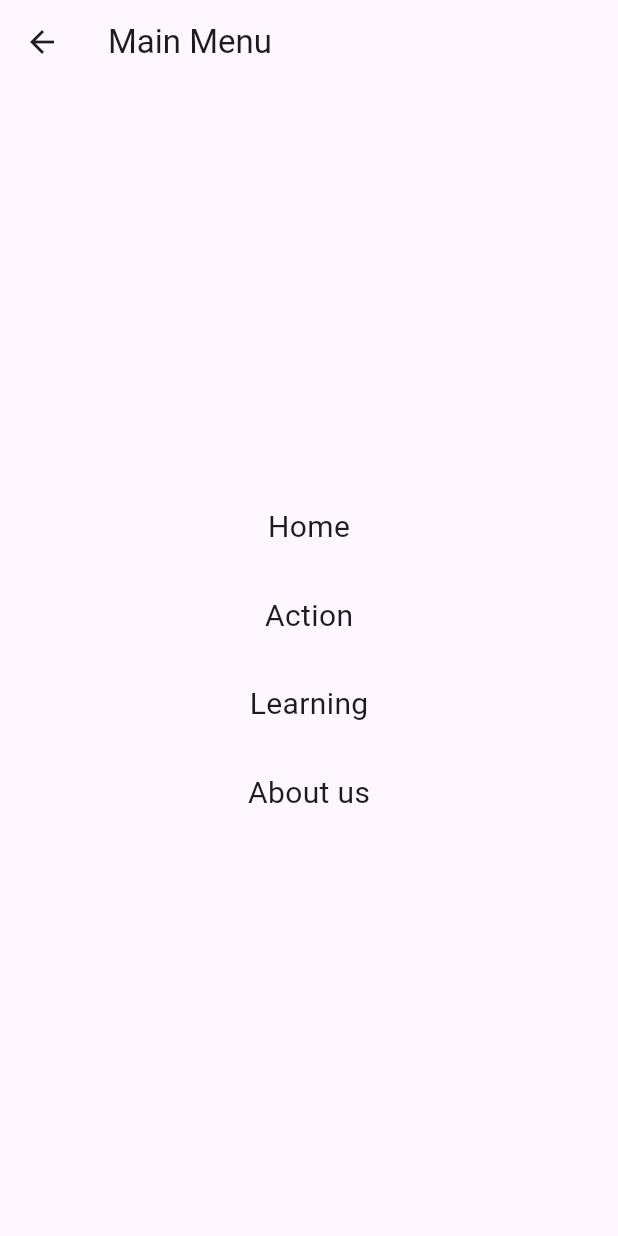
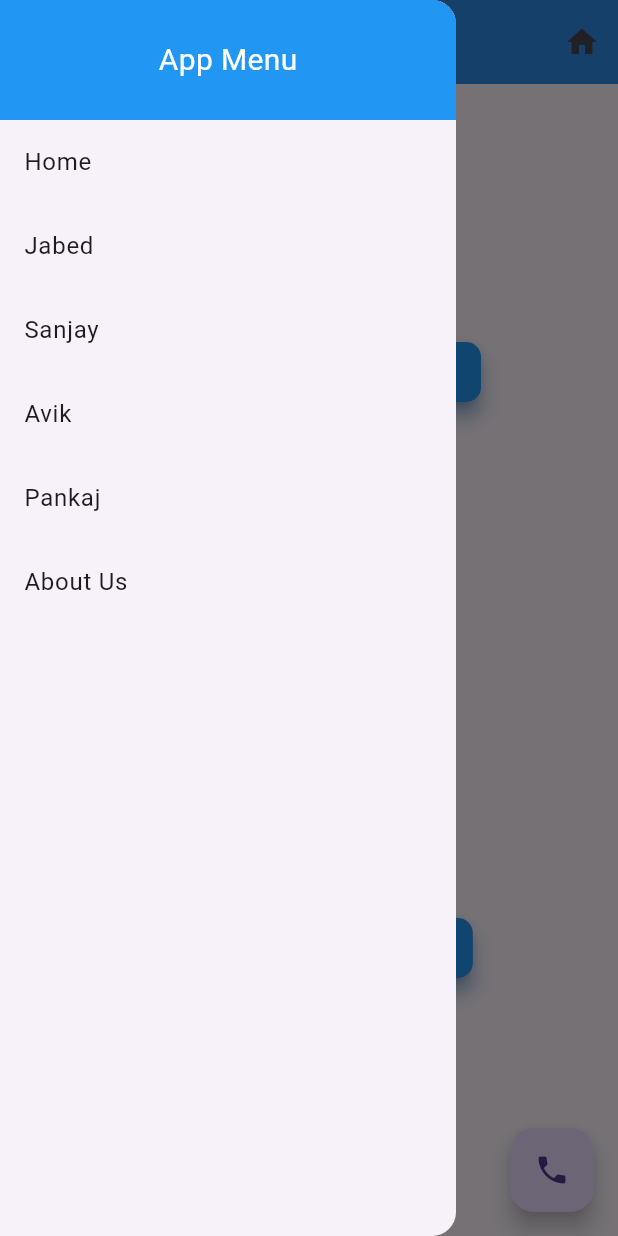
Before and after one commit to sanjayTheHackBoy/hands_on_flutter, a Flutter app: the screen it shows after launch, with the side drawer open (before the commit the screen has no drawer), on a phone screen of 412 x 824 dp. Run offline on Flutter 3.47's test engine with Material 3 defaults, Android fonts, the light colour scheme and no system bars.

Commit message:
GramSobha OnStartUp Implemented

```diff
--- a/app_demo/lib/main.dart
+++ b/app_demo/lib/main.dart
@@ -1,37 +1,46 @@
-import 'dart:async';
+// ignore_for_file: library_private_types_in_public_api
+
 import 'package:flutter/material.dart';
 
-void main() {
-  runApp(MyApp());
-}
+void main() => runApp(const MyApp());
 
 class MyApp extends StatelessWidget {
+  const MyApp({super.key});
+
   @override
   Widget build(BuildContext context) {
     return MaterialApp(
-      title: 'Flutter Welcome',
+      debugShowCheckedModeBanner: false,
+      title: 'Flutter App',
       theme: ThemeData(
-        primarySwatch: Colors.blue,
+        primarySwatch: Colors.green,
       ),
-      home: WelcomePage(),
+      home: const SplashScreen(),
+      routes: {
+        '/home': (context) => const HomePage(),
+        '/about': (context) => const AboutUsPage(),
+        '/jabed': (context) => const ContentPage('You Love Jabed'),
+        '/sanjay': (context) => const ContentPage('You Love Sanjay'),
+        '/avik': (context) => const ContentPage('You Love Avik'),
+        '/pankaj': (context) => const ContentPage('You Love Pankaj'),
+      },
     );
   }
 }
 
-class WelcomePage extends StatefulWidget {
+class SplashScreen extends StatefulWidget {
+  const SplashScreen({super.key});
+
   @override
-  _WelcomePageState createState() => _WelcomePageState();
+  _SplashScreenState createState() => _SplashScreenState();
 }
 
-class _WelcomePageState extends State<WelcomePage> {
+class _SplashScreenState extends State<SplashScreen> {
   @override
   void initState() {
     super.initState();
-    Timer(Duration(seconds: 3), () {
-      Navigator.push(
-        context,
-        MaterialPageRoute(builder: (context) => MainMenuPage()),
-      );
+    Future.delayed(const Duration(seconds: 3), () {
+      Navigator.pushReplacementNamed(context, '/home');
     });
   }
 
@@ -45,36 +54,204 @@
   }
 }
 
-class MainMenuPage extends StatelessWidget {
+class HomePage extends StatelessWidget {
+  const HomePage({super.key});
+
   @override
   Widget build(BuildContext context) {
     return Scaffold(
       appBar: AppBar(
-          title: Text('Main Menu'),
+        title: const Text('Home'),
+        backgroundColor: Colors.blue,
+        elevation: 200.0,
+        actions: [
+          IconButton(
+            icon: const Icon(Icons.home),
+            onPressed: () {
+              Navigator.pushNamed(context, '/about');
+            },
           ),
+        ],
+      ),
+      drawer: const AppDrawer(),
       body: const Center(
         child: Column(
+          mainAxisAlignment: MainAxisAlignment.spaceAround,
+          children: [
+            Row(
               mainAxisAlignment: MainAxisAlignment.center,
-                children: <Widget>[
-              Text(
-                'Home',
-                style: TextStyle(fontSize: 20),
+              children: [
+                CustomButton('Jabed', Icons.favorite, '/jabed'),
+                CustomButton('Sanjay', Icons.favorite, '/sanjay'),
+              ],
             ),
-              SizedBox(height: 30),
-              Text(
-                'Action',
-                style: TextStyle(fontSize: 20),
+            Row(
+              mainAxisAlignment: MainAxisAlignment.center,
+              children: [
+                CustomButton('Avik', Icons.favorite, '/avik'),
+                CustomButton('Pankaj', Icons.favorite, '/pankaj'),
+              ],
             ),
-              SizedBox(height: 30),
-              Text(
-                'Learning',
-                style: TextStyle(fontSize: 20),
+          ],
         ),
-              SizedBox(height: 30),
-              Text(
-                'About us',
-                style: TextStyle(fontSize: 20),
-              )
-            ])));
+      ),
+      floatingActionButton: FloatingActionButton(
+        onPressed: () {
+          // Navigate to About Us page
+          Navigator.pushNamed(context, '/about');
+        },
+        child: const Icon(Icons.phone),
+      ),
+    );
   }
 }
+
+class AboutUsPage extends StatelessWidget {
+  const AboutUsPage({super.key});
+
+  @override
+  Widget build(BuildContext context) {
+    return Scaffold(
+      appBar: AppBar(
+        title: const Text('About Us'),
+        actions: [
+          IconButton(
+            icon: const Icon(Icons.home),
+            onPressed: () {
+              Navigator.pushReplacementNamed(context, '/home');
+            },
+          ),
+        ],
+      ),
+      drawer: const AppDrawer(),
+      body: const Center(
+        child: Text('About Us Page Content'),
+      ),
+    );
+  }
+}
+
+class ContentPage extends StatelessWidget {
+  final String content;
+
+  const ContentPage(this.content, {super.key});
+
+  @override
+  Widget build(BuildContext context) {
+    return Scaffold(
+      appBar: AppBar(
+        title: const Text('Content'),
+        actions: [
+          IconButton(
+            icon: const Icon(Icons.home),
+            onPressed: () {
+              Navigator.pushReplacementNamed(context, '/home');
+            },
+          ),
+        ],
+      ),
+      drawer: const AppDrawer(),
+      body: Center(
+        child: Text(content),
+      ),
+    );
+  }
+}
+
+class CustomButton extends StatelessWidget {
+  final String buttonText;
+  final IconData iconData;
+  final String route;
+
+  const CustomButton(this.buttonText, this.iconData, this.route, {super.key});
+
+  @override
+  Widget build(BuildContext context) {
+    return Container(
+      margin: const EdgeInsets.all(8.0),
+      child: ElevatedButton.icon(
+        onPressed: () {
+          Navigator.pushNamed(context, route);
+        },
+        label: Text(buttonText),
+        icon: Icon(iconData),
+        style: ElevatedButton.styleFrom(
+          backgroundColor: Colors.blue,
+          shape: RoundedRectangleBorder(
+            borderRadius: BorderRadius.circular(10.0),
+          ),
+          elevation: 5,
+          shadowColor: Colors.blue,
+        ),
+      ),
+    );
+  }
+}
+
+class AppDrawer extends StatelessWidget {
+  const AppDrawer({super.key});
+
+  @override
+  Widget build(BuildContext context) {
+    return Drawer(
+      child: SizedBox(
+        width: 125.0, // Set the desired width for the entire drawer
+        child: Column(
+          children: [
+            Container(
+              height: 80.0, // Set the desired height for the DrawerHeader
+              color: Colors.blue, // Set the desired color for the DrawerHeader
+              child: const Center(
+                child: Text(
+                  'App Menu',
+                  style: TextStyle(
+                    color: Colors.white,
+                    fontSize: 20.0,
+                  ),
+                ),
+              ),
+            ),
+            ListTile(
+              title: const Text('Home'),
+              selectedColor: Colors.blue,
+              onTap: () {
+                Navigator.popAndPushNamed(context, '/home');
+              },
+            ),
+            ListTile(
+              title: const Text('Jabed'),
+              selectedColor: Colors.blue,
+              onTap: () {
+                Navigator.popAndPushNamed(context, '/jabed');
+              },
+            ),
+            ListTile(
+              title: const Text('Sanjay'),
+              onTap: () {
+                Navigator.popAndPushNamed(context, '/sanjay');
+              },
+            ),
+            ListTile(
+              title: const Text('Avik'),
+              onTap: () {
+                Navigator.popAndPushNamed(context, '/avik');
+              },
+            ),
+            ListTile(
+              title: const Text('Pankaj'),
+              onTap: () {
+                Navigator.popAndPushNamed(context, '/pankaj');
+              },
+            ),
+            ListTile(
+              title: const Text('About Us'),
+              onTap: () {
+                Navigator.popAndPushNamed(context, '/about');
+              },
+            ),
+          ],
+        ),
+      ),
+    );
+  }
+}
```
Lines whose indentation alone changed are shown as unchanged.
